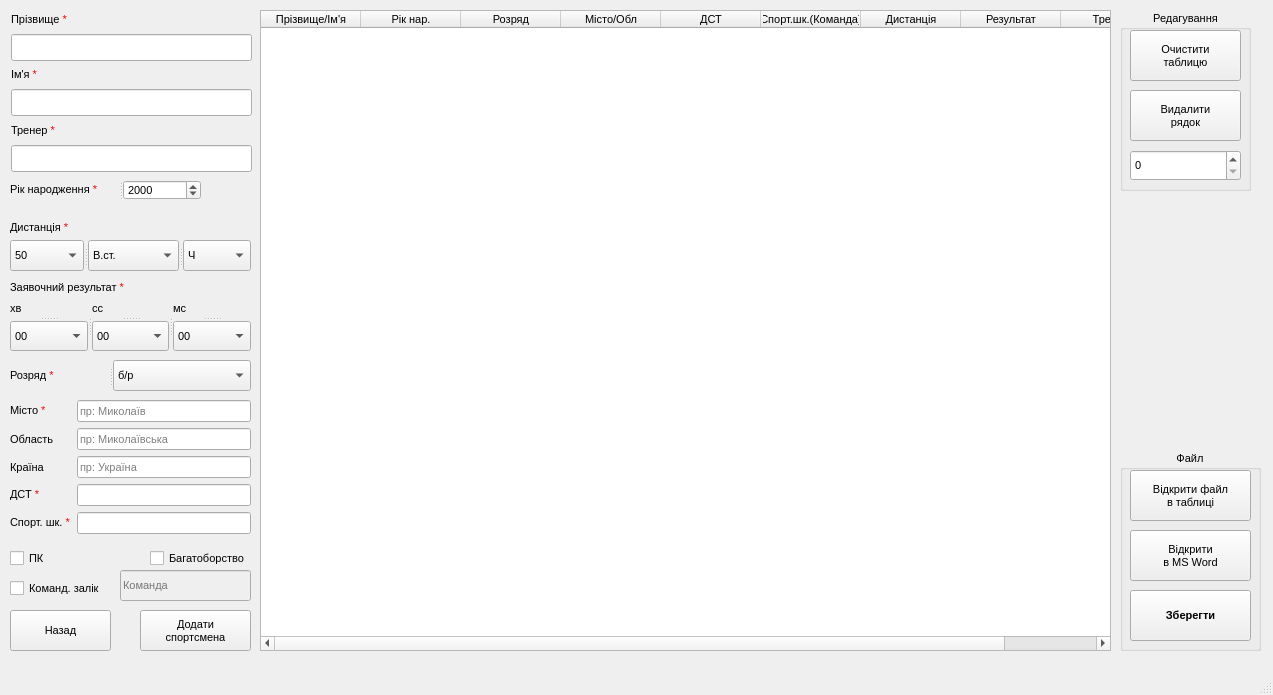
AgMUH/SwimAssist, file createform.ui: the form before one commit.
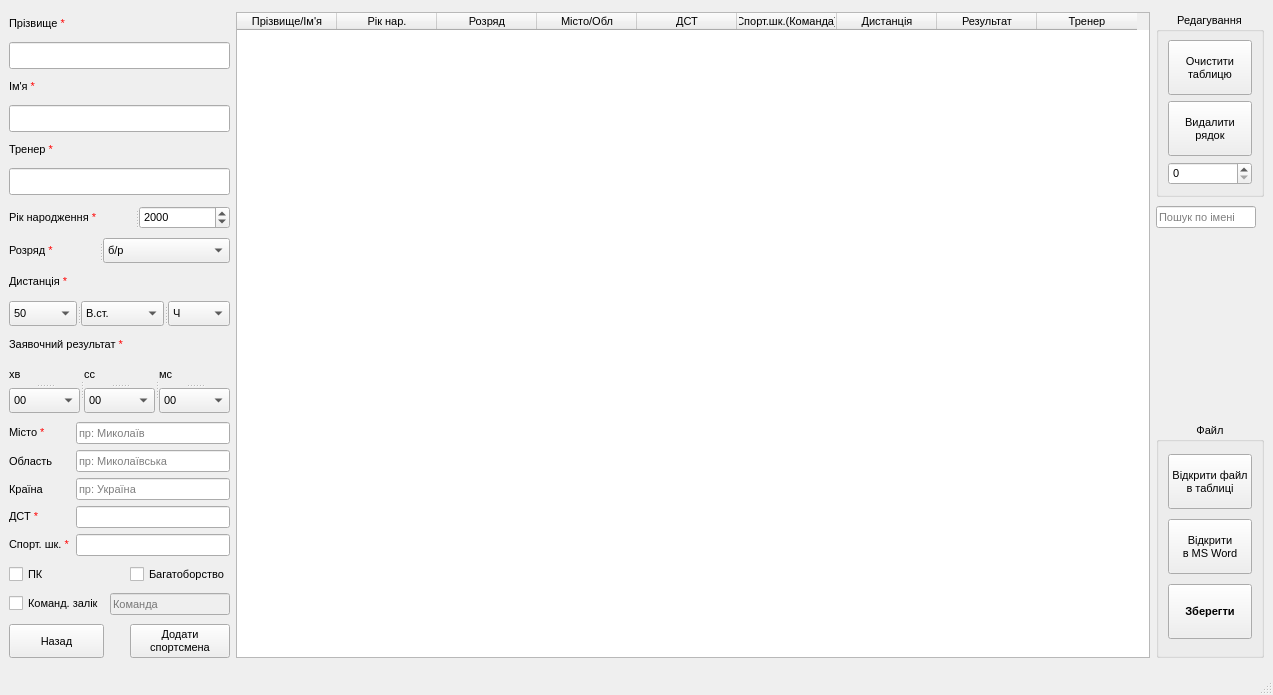
The form after the commit.

Diff of the .ui file:
```diff
--- a/createform.ui
+++ b/createform.ui
@@ -29,51 +29,139 @@
    <string notr="true"/>
   </property>
   <widget class="QWidget" name="centralwidget">
-   <widget class="QPushButton" name="pushButton_AddPerson">
-    <property name="geometry">
-     <rect>
-      <x>140</x>
-      <y>610</y>
-      <width>111</width>
-      <height>41</height>
-     </rect>
-    </property>
-    <property name="font">
-     <font>
-      <family>MS Shell Dlg 2</family>
-      <pointsize>8</pointsize>
-      <weight>50</weight>
-      <italic>false</italic>
-      <bold>false</bold>
-     </font>
-    </property>
+   <layout class="QGridLayout" name="gridLayout_3">
+    <item row="0" column="0" colspan="3">
+     <layout class="QGridLayout" name="gridLayout_2">
+      <property name="sizeConstraint">
+       <enum>QLayout::SetMaximumSize</enum>
+      </property>
+      <property name="verticalSpacing">
+       <number>6</number>
+      </property>
+      <item row="0" column="0">
+       <widget class="QLabel" name="label">
+        <property name="maximumSize">
+         <size>
+          <width>16777215</width>
+          <height>20</height>
+         </size>
+        </property>
+        <property name="frameShape">
+         <enum>QFrame::NoFrame</enum>
+        </property>
     <property name="text">
-     <string>Додати 
-спортсмена</string>
-    </property>
-   </widget>
-   <widget class="QPushButton" name="pushButton_Return">
-    <property name="geometry">
-     <rect>
-      <x>10</x>
-      <y>610</y>
-      <width>101</width>
-      <height>41</height>
-     </rect>
-    </property>
+         <string>&lt;html&gt;&lt;head/&gt;&lt;body&gt;&lt;p&gt;Прізвище &lt;span style=&quot; color:#ff0000;&quot;&gt;*&lt;/span&gt;&lt;/p&gt;&lt;/body&gt;&lt;/html&gt;</string>
+        </property>
+       </widget>
+      </item>
+      <item row="1" column="0">
+       <widget class="QLineEdit" name="lineEdit_FIO_Create_Form">
+        <property name="enabled">
+         <bool>true</bool>
+        </property>
+        <property name="sizePolicy">
+         <sizepolicy hsizetype="Expanding" vsizetype="Fixed">
+          <horstretch>0</horstretch>
+          <verstretch>0</verstretch>
+         </sizepolicy>
+        </property>
+        <property name="minimumSize">
+         <size>
+          <width>0</width>
+          <height>25</height>
+         </size>
+        </property>
+        <property name="maximumSize">
+         <size>
+          <width>251</width>
+          <height>27</height>
+         </size>
+        </property>
+        <property name="autoFillBackground">
+         <bool>false</bool>
+        </property>
+        <property name="clearButtonEnabled">
+         <bool>true</bool>
+        </property>
+       </widget>
+      </item>
+      <item row="2" column="0">
+       <widget class="QLabel" name="label_15">
+        <property name="maximumSize">
+         <size>
+          <width>16777215</width>
+          <height>20</height>
+         </size>
+        </property>
     <property name="text">
-     <string>Назад</string>
-    </property>
-   </widget>
+         <string>&lt;html&gt;&lt;head/&gt;&lt;body&gt;&lt;p&gt;Ім'я &lt;span style=&quot; color:#ff0000;&quot;&gt;*&lt;/span&gt;&lt;/p&gt;&lt;/body&gt;&lt;/html&gt;</string>
+        </property>
+       </widget>
+      </item>
+      <item row="3" column="0">
+       <widget class="QLineEdit" name="lineEdit_Name">
+        <property name="minimumSize">
+         <size>
+          <width>0</width>
+          <height>25</height>
+         </size>
+        </property>
+        <property name="maximumSize">
+         <size>
+          <width>251</width>
+          <height>27</height>
+         </size>
+        </property>
+        <property name="clearButtonEnabled">
+         <bool>true</bool>
+        </property>
+       </widget>
+      </item>
+      <item row="4" column="0">
+       <widget class="QLabel" name="label_6">
+        <property name="maximumSize">
+         <size>
+          <width>16777215</width>
+          <height>20</height>
+         </size>
+        </property>
+        <property name="frameShape">
+         <enum>QFrame::NoFrame</enum>
+        </property>
+        <property name="text">
+         <string>&lt;html&gt;&lt;head/&gt;&lt;body&gt;&lt;p&gt;Тренер &lt;span style=&quot; color:#ff0000;&quot;&gt;*&lt;/span&gt;&lt;/p&gt;&lt;/body&gt;&lt;/html&gt;</string>
+        </property>
+       </widget>
+      </item>
+      <item row="5" column="0">
+       <widget class="QLineEdit" name="lineEdit_Coach_CreateForm">
+        <property name="sizePolicy">
+         <sizepolicy hsizetype="Preferred" vsizetype="Fixed">
+          <horstretch>0</horstretch>
+          <verstretch>0</verstretch>
+         </sizepolicy>
+        </property>
+        <property name="minimumSize">
+         <size>
+          <width>0</width>
+          <height>25</height>
+         </size>
+        </property>
+        <property name="maximumSize">
+         <size>
+          <width>251</width>
+          <height>27</height>
+         </size>
+        </property>
+        <property name="clearButtonEnabled">
+         <bool>true</bool>
+        </property>
+       </widget>
+      </item>
+     </layout>
+    </item>
+    <item row="0" column="3" rowspan="11">
    <widget class="QTableWidget" name="tableWidget">
-    <property name="geometry">
-     <rect>
-      <x>260</x>
-      <y>10</y>
-      <width>851</width>
-      <height>641</height>
-     </rect>
-    </property>
     <property name="font">
      <font>
       <family>MS Shell Dlg 2</family>
@@ -132,184 +220,19 @@
      </property>
     </column>
    </widget>
-   <widget class="QCheckBox" name="checkBox_outOfCompetition">
-    <property name="geometry">
-     <rect>
-      <x>10</x>
-      <y>550</y>
-      <width>41</width>
-      <height>17</height>
-     </rect>
-    </property>
-    <property name="text">
-     <string>ПК</string>
-    </property>
-   </widget>
-   <widget class="QGroupBox" name="groupBox">
-    <property name="geometry">
-     <rect>
-      <x>1120</x>
-      <y>10</y>
-      <width>131</width>
-      <height>181</height>
-     </rect>
-    </property>
-    <property name="title">
-     <string>Редагування</string>
-    </property>
-    <property name="alignment">
-     <set>Qt::AlignCenter</set>
-    </property>
-    <widget class="QPushButton" name="pushButton_deleteRow">
-     <property name="geometry">
-      <rect>
-       <x>10</x>
-       <y>80</y>
-       <width>111</width>
-       <height>51</height>
-      </rect>
-     </property>
-     <property name="text">
-      <string>Видалити
-рядок</string>
-     </property>
-    </widget>
-    <widget class="QSpinBox" name="spinBox_deleteRow">
-     <property name="geometry">
-      <rect>
-       <x>10</x>
-       <y>140</y>
-       <width>111</width>
-       <height>31</height>
-      </rect>
-     </property>
-    </widget>
-    <widget class="QPushButton" name="pushButton">
-     <property name="geometry">
-      <rect>
-       <x>10</x>
-       <y>20</y>
-       <width>111</width>
-       <height>51</height>
-      </rect>
-     </property>
-     <property name="text">
-      <string>Очистити
-таблицю</string>
-     </property>
-    </widget>
-   </widget>
-   <widget class="QGroupBox" name="groupBox_2">
-    <property name="geometry">
-     <rect>
-      <x>1120</x>
-      <y>450</y>
-      <width>141</width>
-      <height>201</height>
-     </rect>
-    </property>
-    <property name="styleSheet">
-     <string notr="true"/>
-    </property>
-    <property name="title">
-     <string>Файл</string>
-    </property>
-    <property name="alignment">
-     <set>Qt::AlignCenter</set>
-    </property>
-    <widget class="QPushButton" name="pushButton_Save">
-     <property name="geometry">
-      <rect>
-       <x>10</x>
-       <y>140</y>
-       <width>121</width>
-       <height>51</height>
-      </rect>
-     </property>
-     <property name="font">
-      <font>
-       <family>MS Shell Dlg 2</family>
-       <pointsize>8</pointsize>
-       <weight>75</weight>
-       <italic>false</italic>
-       <bold>true</bold>
-      </font>
-     </property>
-     <property name="styleSheet">
-      <string notr="true"/>
-     </property>
-     <property name="text">
-      <string>Зберегти</string>
-     </property>
-    </widget>
-    <widget class="QPushButton" name="pushButton_OpenMsWord">
-     <property name="geometry">
-      <rect>
-       <x>10</x>
-       <y>80</y>
-       <width>121</width>
-       <height>51</height>
-      </rect>
-     </property>
-     <property name="text">
-      <string>Відкрити
-в MS Word</string>
-     </property>
-    </widget>
-    <widget class="QPushButton" name="pushButton_openForm">
-     <property name="geometry">
-      <rect>
-       <x>10</x>
-       <y>20</y>
-       <width>121</width>
-       <height>51</height>
-      </rect>
-     </property>
-     <property name="text">
-      <string>Відкрити файл
-в таблиці</string>
-     </property>
-    </widget>
-   </widget>
-   <widget class="QCheckBox" name="checkBox_personalOrTeam">
-    <property name="geometry">
-     <rect>
-      <x>10</x>
-      <y>580</y>
-      <width>91</width>
-      <height>17</height>
-     </rect>
-    </property>
-    <property name="text">
-     <string>Команд. залік</string>
-    </property>
-   </widget>
-   <widget class="QCheckBox" name="checkBox_manyFights">
-    <property name="geometry">
-     <rect>
-      <x>150</x>
-      <y>550</y>
-      <width>101</width>
-      <height>17</height>
-     </rect>
-    </property>
-    <property name="text">
-     <string>Багатоборство</string>
-    </property>
-   </widget>
+    </item>
+    <item row="1" column="0" colspan="3">
    <widget class="QSplitter" name="splitter">
-    <property name="geometry">
-     <rect>
-      <x>10</x>
-      <y>180</y>
-      <width>191</width>
-      <height>20</height>
-     </rect>
-    </property>
     <property name="orientation">
      <enum>Qt::Horizontal</enum>
     </property>
     <widget class="QLabel" name="label_3">
+       <property name="maximumSize">
+        <size>
+         <width>16777215</width>
+         <height>25</height>
+        </size>
+       </property>
      <property name="autoFillBackground">
       <bool>false</bool>
      </property>
@@ -335,142 +258,19 @@
      </property>
     </widget>
    </widget>
-   <widget class="QLabel" name="label_7">
-    <property name="geometry">
-     <rect>
-      <x>10</x>
-      <y>220</y>
-      <width>60</width>
-      <height>16</height>
-     </rect>
-    </property>
-    <property name="frameShape">
-     <enum>QFrame::NoFrame</enum>
-    </property>
-    <property name="text">
-     <string>&lt;html&gt;&lt;head/&gt;&lt;body&gt;&lt;p&gt;Дистанція &lt;span style=&quot; color:#ff0000;&quot;&gt;*&lt;/span&gt;&lt;/p&gt;&lt;/body&gt;&lt;/html&gt;</string>
-    </property>
-   </widget>
-   <widget class="QWidget" name="layoutWidget">
-    <property name="geometry">
-     <rect>
-      <x>10</x>
-      <y>400</y>
-      <width>241</width>
-      <height>141</height>
-     </rect>
-    </property>
-    <layout class="QGridLayout" name="gridLayout">
-     <property name="sizeConstraint">
-      <enum>QLayout::SetMaximumSize</enum>
-     </property>
-     <item row="0" column="0">
-      <widget class="QLabel" name="label_9">
-       <property name="text">
-        <string>&lt;html&gt;&lt;head/&gt;&lt;body&gt;&lt;p&gt;Місто &lt;span style=&quot; color:#ff0000;&quot;&gt;*&lt;/span&gt;&lt;/p&gt;&lt;/body&gt;&lt;/html&gt;</string>
-       </property>
-      </widget>
-     </item>
-     <item row="0" column="1">
-      <widget class="QLineEdit" name="lineEdit_city">
-       <property name="placeholderText">
-        <string>пр: Миколаїв</string>
-       </property>
-       <property name="clearButtonEnabled">
-        <bool>true</bool>
-       </property>
-      </widget>
-     </item>
-     <item row="1" column="0">
-      <widget class="QLabel" name="label_10">
-       <property name="text">
-        <string>Область</string>
-       </property>
-      </widget>
-     </item>
-     <item row="1" column="1">
-      <widget class="QLineEdit" name="lineEdit_region">
-       <property name="placeholderText">
-        <string>пр: Миколаївська</string>
-       </property>
-       <property name="clearButtonEnabled">
-        <bool>true</bool>
-       </property>
-      </widget>
-     </item>
-     <item row="2" column="0">
-      <widget class="QLabel" name="label_11">
-       <property name="text">
-        <string>Країна</string>
-       </property>
-      </widget>
-     </item>
-     <item row="2" column="1">
-      <widget class="QLineEdit" name="lineEdit_country">
-       <property name="placeholderText">
-        <string>пр: Україна</string>
-       </property>
-       <property name="clearButtonEnabled">
-        <bool>true</bool>
-       </property>
-      </widget>
-     </item>
-     <item row="3" column="0">
-      <widget class="QLabel" name="label_12">
-       <property name="text">
-        <string>&lt;html&gt;&lt;head/&gt;&lt;body&gt;&lt;p&gt;ДСТ &lt;span style=&quot; color:#ff0000;&quot;&gt;*&lt;/span&gt;&lt;/p&gt;&lt;/body&gt;&lt;/html&gt;</string>
-       </property>
-      </widget>
-     </item>
-     <item row="3" column="1">
-      <widget class="QLineEdit" name="lineEdit_dst">
-       <property name="clearButtonEnabled">
-        <bool>true</bool>
-       </property>
-      </widget>
-     </item>
-     <item row="4" column="0">
-      <widget class="QLabel" name="label_2">
-       <property name="text">
-        <string>&lt;html&gt;&lt;head/&gt;&lt;body&gt;&lt;p&gt;Спорт. шк. &lt;span style=&quot; color:#ff0000;&quot;&gt;*&lt;/span&gt;&lt;/p&gt;&lt;/body&gt;&lt;/html&gt;</string>
-       </property>
-      </widget>
-     </item>
-     <item row="4" column="1">
-      <widget class="QLineEdit" name="lineEdit_school">
-       <property name="clearButtonEnabled">
-        <bool>true</bool>
-       </property>
-      </widget>
-     </item>
-    </layout>
-   </widget>
-   <widget class="QLabel" name="label_5">
-    <property name="geometry">
-     <rect>
-      <x>10</x>
-      <y>280</y>
-      <width>119</width>
-      <height>16</height>
-     </rect>
-    </property>
-    <property name="text">
-     <string>&lt;html&gt;&lt;head/&gt;&lt;body&gt;&lt;p&gt;Заявочний результат &lt;span style=&quot; color:#ff0000;&quot;&gt;*&lt;/span&gt;&lt;/p&gt;&lt;/body&gt;&lt;/html&gt;</string>
-    </property>
-   </widget>
+    </item>
+    <item row="2" column="0" colspan="3">
    <widget class="QSplitter" name="splitter_2">
-    <property name="geometry">
-     <rect>
-      <x>10</x>
-      <y>360</y>
-      <width>241</width>
-      <height>31</height>
-     </rect>
-    </property>
     <property name="orientation">
      <enum>Qt::Horizontal</enum>
     </property>
     <widget class="QLabel" name="label_4">
+       <property name="maximumSize">
+        <size>
+         <width>16777215</width>
+         <height>25</height>
+        </size>
+       </property>
      <property name="text">
       <string>&lt;html&gt;&lt;head/&gt;&lt;body&gt;&lt;p&gt;Розряд &lt;span style=&quot; color:#ff0000;&quot;&gt;*&lt;/span&gt;&lt;/p&gt;&lt;/body&gt;&lt;/html&gt;</string>
      </property>
@@ -528,15 +328,175 @@
      </item>
     </widget>
    </widget>
+    </item>
+    <item row="3" column="0">
+     <widget class="QLabel" name="label_7">
+      <property name="maximumSize">
+       <size>
+        <width>16777215</width>
+        <height>20</height>
+       </size>
+      </property>
+      <property name="frameShape">
+       <enum>QFrame::NoFrame</enum>
+      </property>
+      <property name="text">
+       <string>&lt;html&gt;&lt;head/&gt;&lt;body&gt;&lt;p&gt;Дистанція &lt;span style=&quot; color:#ff0000;&quot;&gt;*&lt;/span&gt;&lt;/p&gt;&lt;/body&gt;&lt;/html&gt;</string>
+      </property>
+     </widget>
+    </item>
+    <item row="4" column="0" colspan="3">
+     <widget class="QSplitter" name="splitter_7">
+      <property name="orientation">
+       <enum>Qt::Horizontal</enum>
+      </property>
+      <widget class="QComboBox" name="comboBox_meter">
+       <property name="maximumSize">
+        <size>
+         <width>16777215</width>
+         <height>25</height>
+        </size>
+       </property>
+       <item>
+        <property name="text">
+         <string>50</string>
+        </property>
+       </item>
+       <item>
+        <property name="text">
+         <string>100</string>
+        </property>
+       </item>
+       <item>
+        <property name="text">
+         <string>200</string>
+        </property>
+       </item>
+       <item>
+        <property name="text">
+         <string>400</string>
+        </property>
+       </item>
+       <item>
+        <property name="text">
+         <string>800</string>
+        </property>
+       </item>
+       <item>
+        <property name="text">
+         <string>1500</string>
+        </property>
+       </item>
+       <item>
+        <property name="text">
+         <string>4x25</string>
+        </property>
+       </item>
+       <item>
+        <property name="text">
+         <string>4x50</string>
+        </property>
+       </item>
+       <item>
+        <property name="text">
+         <string>4x100</string>
+        </property>
+       </item>
+       <item>
+        <property name="text">
+         <string>4x200</string>
+        </property>
+       </item>
+      </widget>
+      <widget class="QComboBox" name="comboBox_style">
+       <property name="maximumSize">
+        <size>
+         <width>16777215</width>
+         <height>25</height>
+        </size>
+       </property>
+       <item>
+        <property name="text">
+         <string>В.ст.</string>
+        </property>
+       </item>
+       <item>
+        <property name="text">
+         <string>Брас</string>
+        </property>
+       </item>
+       <item>
+        <property name="text">
+         <string>Бат</string>
+        </property>
+       </item>
+       <item>
+        <property name="text">
+         <string>На спині</string>
+        </property>
+       </item>
+       <item>
+        <property name="text">
+         <string>Комп.</string>
+        </property>
+       </item>
+       <item>
+        <property name="text">
+         <string>Комб.</string>
+        </property>
+       </item>
+      </widget>
+      <widget class="QComboBox" name="comboBox_sex">
+       <property name="maximumSize">
+        <size>
+         <width>16777215</width>
+         <height>25</height>
+        </size>
+       </property>
+       <item>
+        <property name="text">
+         <string>Ч</string>
+        </property>
+       </item>
+       <item>
+        <property name="text">
+         <string>Ж</string>
+        </property>
+       </item>
+       <item>
+        <property name="text">
+         <string>ЗмЧ</string>
+        </property>
+       </item>
+       <item>
+        <property name="text">
+         <string>ЗмЖ</string>
+        </property>
+       </item>
+      </widget>
+     </widget>
+    </item>
+    <item row="5" column="0" colspan="2">
+     <widget class="QLabel" name="label_5">
+      <property name="sizePolicy">
+       <sizepolicy hsizetype="Preferred" vsizetype="Fixed">
+        <horstretch>0</horstretch>
+        <verstretch>0</verstretch>
+       </sizepolicy>
+      </property>
+      <property name="maximumSize">
+       <size>
+        <width>16777215</width>
+        <height>20</height>
+       </size>
+      </property>
+      <property name="text">
+       <string>&lt;html&gt;&lt;head/&gt;&lt;body&gt;&lt;p&gt;Заявочний результат &lt;span style=&quot; color:#ff0000;&quot;&gt;*&lt;/span&gt;&lt;/p&gt;&lt;/body&gt;&lt;/html&gt;</string>
+      </property>
+     </widget>
+    </item>
+    <item row="6" column="0" colspan="3">
    <widget class="QSplitter" name="splitter_6">
-    <property name="geometry">
-     <rect>
-      <x>10</x>
-      <y>300</y>
-      <width>241</width>
-      <height>51</height>
-     </rect>
-    </property>
     <property name="orientation">
      <enum>Qt::Horizontal</enum>
     </property>
@@ -545,11 +505,29 @@
       <enum>Qt::Vertical</enum>
      </property>
      <widget class="QLabel" name="label_8">
+        <property name="maximumSize">
+         <size>
+          <width>16777215</width>
+          <height>20</height>
+         </size>
+        </property>
       <property name="text">
        <string>хв</string>
       </property>
      </widget>
      <widget class="QComboBox" name="comboBox_minutes">
+        <property name="sizePolicy">
+         <sizepolicy hsizetype="Preferred" vsizetype="Preferred">
+          <horstretch>0</horstretch>
+          <verstretch>0</verstretch>
+         </sizepolicy>
+        </property>
+        <property name="maximumSize">
+         <size>
+          <width>16777215</width>
+          <height>25</height>
+         </size>
+        </property>
       <item>
        <property name="text">
         <string>00</string>
@@ -857,11 +835,29 @@
       <enum>Qt::Vertical</enum>
      </property>
      <widget class="QLabel" name="label_13">
+        <property name="maximumSize">
+         <size>
+          <width>16777215</width>
+          <height>20</height>
+         </size>
+        </property>
       <property name="text">
        <string>сс</string>
       </property>
      </widget>
      <widget class="QComboBox" name="comboBox_seconds">
+        <property name="sizePolicy">
+         <sizepolicy hsizetype="Preferred" vsizetype="Preferred">
+          <horstretch>0</horstretch>
+          <verstretch>0</verstretch>
+         </sizepolicy>
+        </property>
+        <property name="maximumSize">
+         <size>
+          <width>16777215</width>
+          <height>25</height>
+         </size>
+        </property>
       <item>
        <property name="text">
         <string>00</string>
@@ -1169,11 +1165,29 @@
       <enum>Qt::Vertical</enum>
      </property>
      <widget class="QLabel" name="label_14">
+        <property name="maximumSize">
+         <size>
+          <width>16777215</width>
+          <height>20</height>
+         </size>
+        </property>
       <property name="text">
        <string>мс</string>
       </property>
      </widget>
      <widget class="QComboBox" name="comboBox_miliseconds">
+        <property name="sizePolicy">
+         <sizepolicy hsizetype="Preferred" vsizetype="Preferred">
+          <horstretch>0</horstretch>
+          <verstretch>0</verstretch>
+         </sizepolicy>
+        </property>
+        <property name="maximumSize">
+         <size>
+          <width>16777215</width>
+          <height>25</height>
+         </size>
+        </property>
       <item>
        <property name="text">
         <string>00</string>
@@ -1677,167 +1691,40 @@
      </widget>
     </widget>
    </widget>
-   <widget class="QSplitter" name="splitter_7">
-    <property name="geometry">
-     <rect>
-      <x>10</x>
-      <y>240</y>
-      <width>241</width>
-      <height>31</height>
-     </rect>
-    </property>
-    <property name="orientation">
-     <enum>Qt::Horizontal</enum>
-    </property>
-    <widget class="QComboBox" name="comboBox_meter">
-     <item>
-      <property name="text">
-       <string>50</string>
-      </property>
-     </item>
-     <item>
-      <property name="text">
-       <string>100</string>
-      </property>
-     </item>
-     <item>
-      <property name="text">
-       <string>200</string>
-      </property>
-     </item>
-     <item>
-      <property name="text">
-       <string>400</string>
-      </property>
-     </item>
-     <item>
-      <property name="text">
-       <string>800</string>
-      </property>
-     </item>
-     <item>
-      <property name="text">
-       <string>1500</string>
-      </property>
-     </item>
-     <item>
-      <property name="text">
-       <string>4x25</string>
-      </property>
-     </item>
-     <item>
-      <property name="text">
-       <string>4x50</string>
-      </property>
-     </item>
-     <item>
-      <property name="text">
-       <string>4x100</string>
-      </property>
-     </item>
-     <item>
-      <property name="text">
-       <string>4x200</string>
-      </property>
-     </item>
-    </widget>
-    <widget class="QComboBox" name="comboBox_style">
-     <item>
-      <property name="text">
-       <string>В.ст.</string>
-      </property>
-     </item>
-     <item>
-      <property name="text">
-       <string>Брас</string>
-      </property>
-     </item>
-     <item>
-      <property name="text">
-       <string>Бат</string>
-      </property>
-     </item>
-     <item>
-      <property name="text">
-       <string>На спині</string>
-      </property>
-     </item>
-     <item>
-      <property name="text">
-       <string>Комп.</string>
-      </property>
-     </item>
-     <item>
-      <property name="text">
-       <string>Комб.</string>
-      </property>
-     </item>
-    </widget>
-    <widget class="QComboBox" name="comboBox_sex">
-     <item>
-      <property name="text">
-       <string>Ч</string>
-      </property>
-     </item>
-     <item>
-      <property name="text">
-       <string>Ж</string>
-      </property>
-     </item>
-     <item>
-      <property name="text">
-       <string>ЗмЧ</string>
-      </property>
-     </item>
-     <item>
-      <property name="text">
-       <string>ЗмЖ</string>
-      </property>
-     </item>
-    </widget>
-   </widget>
-   <widget class="QWidget" name="layoutWidget">
-    <property name="geometry">
-     <rect>
-      <x>11</x>
-      <y>11</y>
-      <width>241</width>
-      <height>161</height>
-     </rect>
-    </property>
-    <layout class="QGridLayout" name="gridLayout_2">
+    </item>
+    <item row="7" column="0" colspan="3">
+     <layout class="QGridLayout" name="gridLayout">
      <property name="sizeConstraint">
-      <enum>QLayout::SetNoConstraint</enum>
+       <enum>QLayout::SetMaximumSize</enum>
      </property>
      <item row="0" column="0">
-      <widget class="QLabel" name="label">
-       <property name="frameShape">
-        <enum>QFrame::NoFrame</enum>
-       </property>
+       <widget class="QLabel" name="label_9">
        <property name="text">
-        <string>&lt;html&gt;&lt;head/&gt;&lt;body&gt;&lt;p&gt;Прізвище &lt;span style=&quot; color:#ff0000;&quot;&gt;*&lt;/span&gt;&lt;/p&gt;&lt;/body&gt;&lt;/html&gt;</string>
+         <string>&lt;html&gt;&lt;head/&gt;&lt;body&gt;&lt;p&gt;Місто &lt;span style=&quot; color:#ff0000;&quot;&gt;*&lt;/span&gt;&lt;/p&gt;&lt;/body&gt;&lt;/html&gt;</string>
+        </property>
+       </widget>
+      </item>
+      <item row="0" column="1">
+       <widget class="QLineEdit" name="lineEdit_city">
+        <property name="placeholderText">
+         <string>пр: Миколаїв</string>
+        </property>
+        <property name="clearButtonEnabled">
+         <bool>true</bool>
        </property>
       </widget>
      </item>
      <item row="1" column="0">
-      <widget class="QLineEdit" name="lineEdit_FIO_Create_Form">
-       <property name="enabled">
-        <bool>true</bool>
-       </property>
-       <property name="sizePolicy">
-        <sizepolicy hsizetype="Expanding" vsizetype="Fixed">
-         <horstretch>0</horstretch>
-         <verstretch>23</verstretch>
-        </sizepolicy>
-       </property>
-       <property name="maximumSize">
-        <size>
-         <width>251</width>
-         <height>27</height>
-        </size>
-       </property>
-       <property name="autoFillBackground">
-        <bool>false</bool>
+       <widget class="QLabel" name="label_10">
+        <property name="text">
+         <string>Область</string>
+        </property>
+       </widget>
+      </item>
+      <item row="1" column="1">
+       <widget class="QLineEdit" name="lineEdit_region">
+        <property name="placeholderText">
+         <string>пр: Миколаївська</string>
        </property>
        <property name="clearButtonEnabled">
         <bool>true</bool>
@@ -1845,78 +1732,238 @@
       </widget>
      </item>
      <item row="2" column="0">
-      <widget class="QLabel" name="label_15">
+       <widget class="QLabel" name="label_11">
        <property name="text">
-        <string>&lt;html&gt;&lt;head/&gt;&lt;body&gt;&lt;p&gt;Ім'я &lt;span style=&quot; color:#ff0000;&quot;&gt;*&lt;/span&gt;&lt;/p&gt;&lt;/body&gt;&lt;/html&gt;</string>
+         <string>Країна</string>
+        </property>
+       </widget>
+      </item>
+      <item row="2" column="1">
+       <widget class="QLineEdit" name="lineEdit_country">
+        <property name="placeholderText">
+         <string>пр: Україна</string>
+        </property>
+        <property name="clearButtonEnabled">
+         <bool>true</bool>
        </property>
       </widget>
      </item>
      <item row="3" column="0">
-      <widget class="QLineEdit" name="lineEdit_Name">
-       <property name="minimumSize">
-        <size>
-         <width>0</width>
-         <height>27</height>
-        </size>
-       </property>
-       <property name="maximumSize">
-        <size>
-         <width>251</width>
-         <height>27</height>
-        </size>
-       </property>
+       <widget class="QLabel" name="label_12">
+        <property name="text">
+         <string>&lt;html&gt;&lt;head/&gt;&lt;body&gt;&lt;p&gt;ДСТ &lt;span style=&quot; color:#ff0000;&quot;&gt;*&lt;/span&gt;&lt;/p&gt;&lt;/body&gt;&lt;/html&gt;</string>
+        </property>
+       </widget>
+      </item>
+      <item row="3" column="1">
+       <widget class="QLineEdit" name="lineEdit_dst">
        <property name="clearButtonEnabled">
         <bool>true</bool>
        </property>
       </widget>
      </item>
      <item row="4" column="0">
-      <widget class="QLabel" name="label_6">
-       <property name="frameShape">
-        <enum>QFrame::NoFrame</enum>
-       </property>
+       <widget class="QLabel" name="label_2">
        <property name="text">
-        <string>&lt;html&gt;&lt;head/&gt;&lt;body&gt;&lt;p&gt;Тренер &lt;span style=&quot; color:#ff0000;&quot;&gt;*&lt;/span&gt;&lt;/p&gt;&lt;/body&gt;&lt;/html&gt;</string>
+         <string>&lt;html&gt;&lt;head/&gt;&lt;body&gt;&lt;p&gt;Спорт. шк. &lt;span style=&quot; color:#ff0000;&quot;&gt;*&lt;/span&gt;&lt;/p&gt;&lt;/body&gt;&lt;/html&gt;</string>
        </property>
       </widget>
      </item>
-     <item row="5" column="0">
-      <widget class="QLineEdit" name="lineEdit_Coach_CreateForm">
-       <property name="sizePolicy">
-        <sizepolicy hsizetype="Preferred" vsizetype="Fixed">
-         <horstretch>0</horstretch>
-         <verstretch>137</verstretch>
-        </sizepolicy>
-       </property>
-       <property name="maximumSize">
-        <size>
-         <width>251</width>
-         <height>27</height>
-        </size>
-       </property>
+      <item row="4" column="1">
+       <widget class="QLineEdit" name="lineEdit_school">
        <property name="clearButtonEnabled">
         <bool>true</bool>
        </property>
       </widget>
      </item>
     </layout>
-   </widget>
+    </item>
+    <item row="8" column="0">
+     <widget class="QCheckBox" name="checkBox_outOfCompetition">
+      <property name="text">
+       <string>ПК</string>
+      </property>
+     </widget>
+    </item>
+    <item row="8" column="2">
+     <widget class="QCheckBox" name="checkBox_manyFights">
+      <property name="text">
+       <string>Багатоборство</string>
+      </property>
+     </widget>
+    </item>
+    <item row="9" column="0">
+     <widget class="QCheckBox" name="checkBox_personalOrTeam">
+      <property name="text">
+       <string>Команд. залік</string>
+      </property>
+     </widget>
+    </item>
+    <item row="9" column="1" colspan="2">
    <widget class="QLineEdit" name="lineEdit_customTeam">
     <property name="enabled">
      <bool>false</bool>
     </property>
-    <property name="geometry">
-     <rect>
-      <x>120</x>
-      <y>570</y>
-      <width>131</width>
-      <height>31</height>
-     </rect>
-    </property>
     <property name="placeholderText">
      <string>Команда</string>
     </property>
    </widget>
+    </item>
+    <item row="10" column="0">
+     <widget class="QPushButton" name="pushButton_Return">
+      <property name="minimumSize">
+       <size>
+        <width>0</width>
+        <height>34</height>
+       </size>
+      </property>
+      <property name="text">
+       <string>Назад</string>
+      </property>
+     </widget>
+    </item>
+    <item row="10" column="2">
+     <widget class="QPushButton" name="pushButton_AddPerson">
+      <property name="font">
+       <font>
+        <family>MS Shell Dlg 2</family>
+        <pointsize>8</pointsize>
+        <weight>50</weight>
+        <italic>false</italic>
+        <bold>false</bold>
+       </font>
+      </property>
+      <property name="text">
+       <string>Додати 
+спортсмена</string>
+      </property>
+     </widget>
+    </item>
+    <item row="0" column="4">
+     <widget class="QGroupBox" name="groupBox">
+      <property name="title">
+       <string>Редагування</string>
+      </property>
+      <property name="alignment">
+       <set>Qt::AlignCenter</set>
+      </property>
+      <layout class="QGridLayout" name="gridLayout_4">
+       <item row="0" column="0">
+        <widget class="QPushButton" name="pushButton">
+         <property name="minimumSize">
+          <size>
+           <width>0</width>
+           <height>55</height>
+          </size>
+         </property>
+         <property name="text">
+          <string>Очистити
+таблицю</string>
+         </property>
+        </widget>
+       </item>
+       <item row="1" column="0">
+        <widget class="QPushButton" name="pushButton_deleteRow">
+         <property name="minimumSize">
+          <size>
+           <width>0</width>
+           <height>55</height>
+          </size>
+         </property>
+         <property name="text">
+          <string>Видалити
+рядок</string>
+         </property>
+        </widget>
+       </item>
+       <item row="2" column="0">
+        <widget class="QSpinBox" name="spinBox_deleteRow"/>
+       </item>
+      </layout>
+     </widget>
+    </item>
+    <item row="7" column="4" rowspan="4">
+     <widget class="QGroupBox" name="groupBox_2">
+      <property name="styleSheet">
+       <string notr="true"/>
+      </property>
+      <property name="title">
+       <string>Файл</string>
+      </property>
+      <property name="alignment">
+       <set>Qt::AlignCenter</set>
+      </property>
+      <layout class="QGridLayout" name="gridLayout_5">
+       <item row="0" column="0">
+        <widget class="QPushButton" name="pushButton_openForm">
+         <property name="minimumSize">
+          <size>
+           <width>0</width>
+           <height>55</height>
+          </size>
+         </property>
+         <property name="text">
+          <string>Відкрити файл
+в таблиці</string>
+         </property>
+        </widget>
+       </item>
+       <item row="1" column="0">
+        <widget class="QPushButton" name="pushButton_OpenMsWord">
+         <property name="minimumSize">
+          <size>
+           <width>0</width>
+           <height>55</height>
+          </size>
+         </property>
+         <property name="text">
+          <string>Відкрити
+в MS Word</string>
+         </property>
+        </widget>
+       </item>
+       <item row="2" column="0">
+        <widget class="QPushButton" name="pushButton_Save">
+         <property name="minimumSize">
+          <size>
+           <width>0</width>
+           <height>55</height>
+          </size>
+         </property>
+         <property name="font">
+          <font>
+           <family>MS Shell Dlg 2</family>
+           <pointsize>8</pointsize>
+           <weight>75</weight>
+           <italic>false</italic>
+           <bold>true</bold>
+          </font>
+         </property>
+         <property name="styleSheet">
+          <string notr="true"/>
+         </property>
+         <property name="text">
+          <string>Зберегти</string>
+         </property>
+        </widget>
+       </item>
+      </layout>
+     </widget>
+    </item>
+    <item row="1" column="4">
+     <widget class="QLineEdit" name="lineEdit_findHuman">
+      <property name="maximumSize">
+       <size>
+        <width>100</width>
+        <height>16777215</height>
+       </size>
+      </property>
+      <property name="placeholderText">
+       <string>Пошук по імені</string>
+      </property>
+     </widget>
+    </item>
+   </layout>
   </widget>
   <widget class="QMenuBar" name="menubar">
    <property name="geometry">
```
Lines whose indentation alone changed are shown as unchanged.
